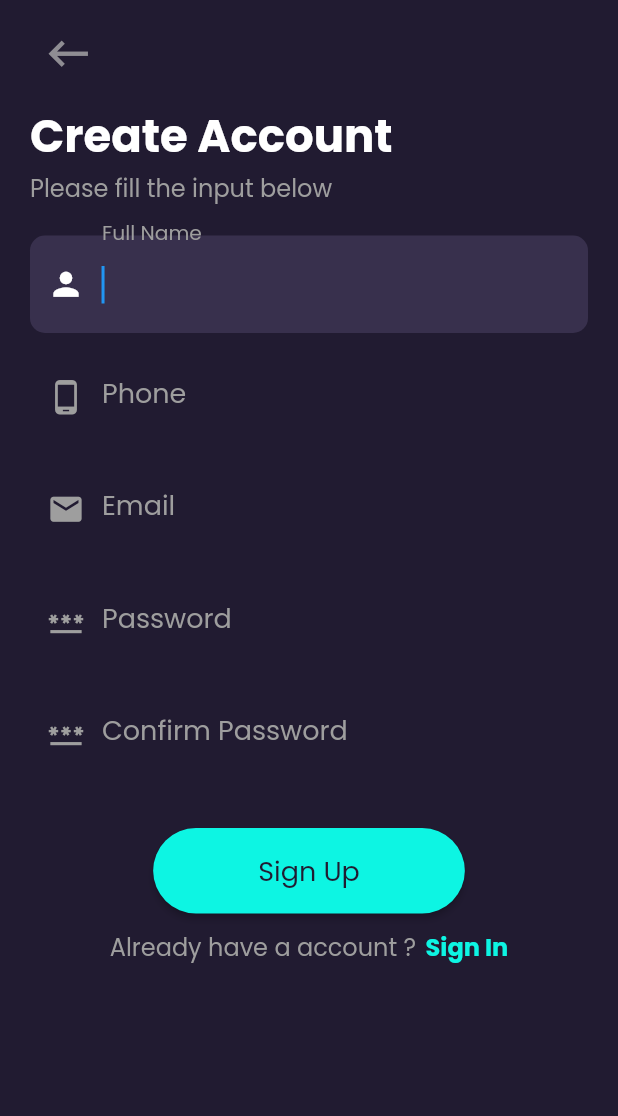
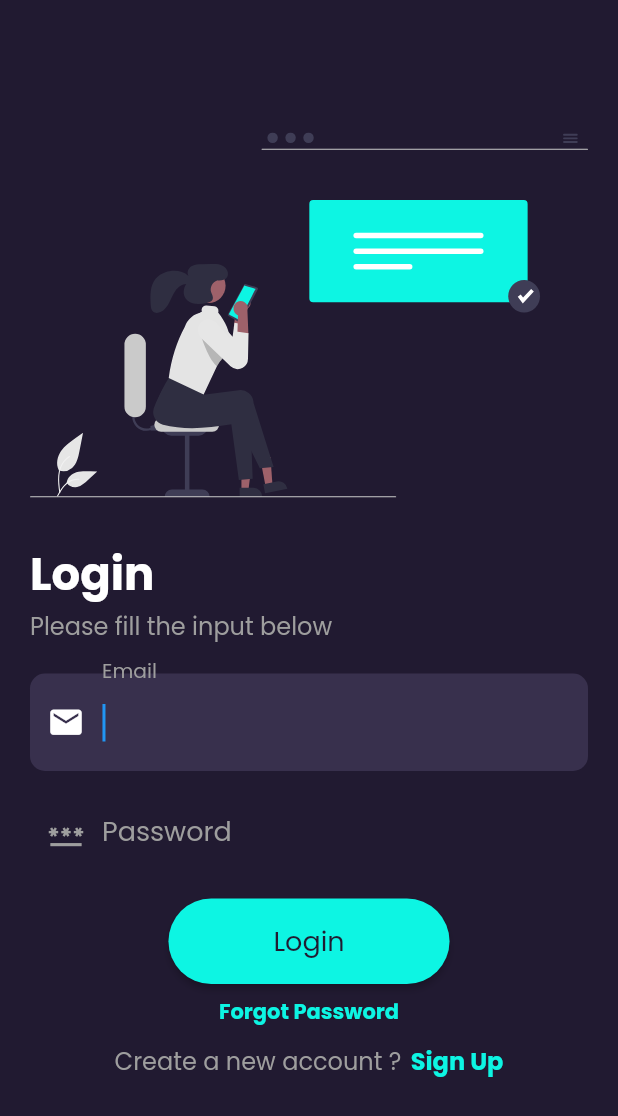
Before and after one commit to Zephyr993/Form-Validation, a Flutter app: the SignUpPage screen opened directly, after a tap on the "keyboard backspace" icon, on a phone screen of 412 x 824 dp. Shown: the top 1116 px of the screen. Run offline on Flutter 3.47's test engine with Material 2 defaults, Android fonts, the phone set to English and light mode, and no system bars; our stand-ins replace flutter_svg.

Commit message:
Design Done

```diff
--- a/form_validation/lib/main.dart
+++ b/form_validation/lib/main.dart
@@ -1,4 +1,5 @@
 import 'package:flutter/material.dart';
+import 'package:form_validation/pages/LoginPage.dart';
 import 'package:form_validation/pages/SignUp.dart';
 
 void main() {
@@ -15,7 +16,7 @@ class MyApp extends StatelessWidget {
         fontFamily: "Poppins",
       ),
       debugShowCheckedModeBanner: false,
-      home: SignUpPage(),
+      home: LoginPage(),
     );
   }
 }
--- /dev/null
+++ b/form_validation/lib/pages/HomePage.dart
@@ -0,0 +1,16 @@
+import 'package:flutter/material.dart';
+import 'package:flutter/src/widgets/framework.dart';
+import 'package:flutter/src/widgets/placeholder.dart';
+
+class HomePage extends StatelessWidget {
+  const HomePage({super.key});
+
+  @override
+  Widget build(BuildContext context) {
+    return SafeArea(
+      child: Scaffold(
+        body: Column(children: [Text("Welcome Home")]),
+      ),
+    );
+  }
+}
--- /dev/null
+++ b/form_validation/lib/pages/LoginPage.dart
@@ -0,0 +1,195 @@
+import 'package:flutter/material.dart';
+import 'package:flutter/src/widgets/framework.dart';
+import 'package:flutter/src/widgets/placeholder.dart';
+import 'package:flutter_svg/flutter_svg.dart';
+import 'package:form_validation/pages/HomePage.dart';
+import 'package:form_validation/pages/SignUp.dart';
+
+class LoginPage extends StatefulWidget {
+  @override
+  State<LoginPage> createState() => _LoginPageState();
+}
+
+class _LoginPageState extends State<LoginPage> {
+  late FocusNode myFocusEmail = FocusNode();
+  late FocusNode myFocusPassword = FocusNode();
+  bool focusedEmail = false;
+  bool focusedPassword = false;
+
+  Color _focusedColor = Color.fromRGBO(56, 48, 77, 1);
+  Color _unFocusedText = Colors.grey;
+
+  @override
+  void initState() {
+    super.initState();
+    print("hell0");
+    myFocusPassword = FocusNode();
+    myFocusEmail = FocusNode();
+    myFocusEmail.addListener(_focusChange);
+    myFocusPassword.addListener(_focusChange);
+  }
+
+  void _focusChange() {
+    if (myFocusEmail.hasFocus) {
+      setState(() {
+        focusedEmail = true;
+      });
+    } else {
+      setState(() {
+        focusedEmail = false;
+      });
+    }
+
+    if (myFocusPassword.hasFocus) {
+      setState(() {
+        focusedPassword = true;
+      });
+    } else {
+      setState(() {
+        focusedPassword = false;
+      });
+    }
+  }
+
+  @override
+  Widget build(BuildContext context) {
+    return Scaffold(
+      backgroundColor: Color.fromRGBO(33, 26, 49, 1),
+      body: SingleChildScrollView(
+          child: Container(
+        padding: EdgeInsets.only(left: 20, right: 20, top: 60),
+        child: Column(
+          mainAxisAlignment: MainAxisAlignment.start,
+          crossAxisAlignment: CrossAxisAlignment.start,
+          children: [
+            SvgPicture.asset(
+              'assets/images/login.svg',
+              height: 300,
+            ),
+            Text(
+              "Login",
+              style: TextStyle(
+                fontSize: 30,
+                fontWeight: FontWeight.bold,
+                color: Colors.white,
+              ),
+            ),
+            Text(
+              "Please fill the input below",
+              style: TextStyle(color: Colors.grey, fontSize: 16),
+            ),
+            SizedBox(
+              height: 20,
+            ),
+            TextFormField(
+              focusNode: myFocusEmail,
+              autofocus: true,
+              style: TextStyle(color: Colors.white, fontSize: 18),
+              decoration: InputDecoration(
+                labelText: 'Email',
+                labelStyle: TextStyle(color: _unFocusedText),
+                prefixIcon: Icon(
+                  Icons.mail,
+                  color: focusedEmail ? Colors.white : _unFocusedText,
+                  size: 25,
+                ),
+                filled: focusedEmail,
+                fillColor: _focusedColor,
+                border: OutlineInputBorder(
+                  borderRadius: BorderRadius.circular(10),
+                  borderSide: BorderSide.none,
+                ),
+              ),
+            ),
+            SizedBox(
+              height: 10,
+            ),
+            TextFormField(
+              focusNode: myFocusPassword,
+              autofocus: false,
+              style: TextStyle(color: Colors.white, fontSize: 18),
+              decoration: InputDecoration(
+                labelText: 'Password',
+                labelStyle: TextStyle(color: _unFocusedText),
+                prefixIcon: Icon(
+                  Icons.password,
+                  color: focusedPassword ? Colors.white : _unFocusedText,
+                  size: 25,
+                ),
+                filled: focusedPassword,
+                fillColor: _focusedColor,
+                border: OutlineInputBorder(
+                  borderRadius: BorderRadius.circular(10),
+                  borderSide: BorderSide.none,
+                ),
+              ),
+            ),
+            SizedBox(
+              height: 10,
+            ),
+            Center(
+              child: Column(children: [
+                ElevatedButton(
+                  style: ElevatedButton.styleFrom(
+                      shape: RoundedRectangleBorder(
+                          borderRadius: BorderRadius.circular(30.0)),
+                      padding:
+                          EdgeInsets.symmetric(horizontal: 70, vertical: 15),
+                      backgroundColor: Color.fromRGBO(13, 245, 227, 1)),
+                  onPressed: () {
+                    Navigator.push(context,
+                        MaterialPageRoute(builder: ((context) => HomePage())));
+                  },
+                  child: Text(
+                    "Login",
+                    style: TextStyle(
+                      fontSize: 18,
+                      color: Color.fromRGBO(33, 27, 49, 1),
+                    ),
+                  ),
+                ),
+                SizedBox(
+                  height: 8,
+                ),
+                Text(
+                  "Forgot Password",
+                  style: TextStyle(
+                      color: Color.fromRGBO(13, 245, 227, 1),
+                      fontWeight: FontWeight.bold),
+                ),
+                SizedBox(
+                  height: 10,
+                ),
+                Row(
+                  mainAxisAlignment: MainAxisAlignment.center,
+                  children: [
+                    Text(
+                      "Create a new account ? ",
+                      style: TextStyle(fontSize: 16, color: _unFocusedText),
+                    ),
+                    SizedBox(
+                      width: 2,
+                    ),
+                    GestureDetector(
+                      onTap: () => {
+                        Navigator.push(
+                            context,
+                            MaterialPageRoute(
+                                builder: (context) => SignUpPage()))
+                      },
+                      child: Text("Sign Up",
+                          style: TextStyle(
+                              fontWeight: FontWeight.bold,
+                              fontSize: 16,
+                              color: Color.fromRGBO(13, 245, 227, 1))),
+                    ),
+                  ],
+                ),
+              ]),
+            )
+          ],
+        ),
+      )),
+    );
+  }
+}
--- a/form_validation/lib/pages/SignUp.dart
+++ b/form_validation/lib/pages/SignUp.dart
@@ -114,7 +114,9 @@ class _SignUpPageState extends State<SignUpPage> {
                   IconButton(
                       icon: Icon(Icons.keyboard_backspace,
                           size: 35, color: Color.fromRGBO(143, 141, 147, 1)),
-                      onPressed: () {}),
+                      onPressed: () {
+                        Navigator.pop(context);
+                      }),
                   SizedBox(
                     height: 10,
                   ),
@@ -280,11 +282,14 @@ class _SignUpPageState extends State<SignUpPage> {
                           SizedBox(
                             width: 2,
                           ),
-                          Text("Sign In",
-                              style: TextStyle(
-                                  fontWeight: FontWeight.bold,
-                                  fontSize: 16,
-                                  color: Color.fromRGBO(13, 245, 227, 1))),
+                          GestureDetector(
+                            onTap: () => {Navigator.pop(context)},
+                            child: Text("Sign In",
+                                style: TextStyle(
+                                    fontWeight: FontWeight.bold,
+                                    fontSize: 16,
+                                    color: Color.fromRGBO(13, 245, 227, 1))),
+                          ),
                         ],
                       ),
                     ]),
--- a/form_validation/pubspec.yaml
+++ b/form_validation/pubspec.yaml
@@ -35,6 +35,7 @@ dependencies:
   # The following adds the Cupertino Icons font to your application.
   # Use with the CupertinoIcons class for iOS style icons.
   cupertino_icons: ^1.0.2
+  flutter_svg: ^2.0.2
 
 dev_dependencies:
   flutter_test:
@@ -59,8 +60,8 @@ flutter:
   uses-material-design: true
 
   # To add assets to your application, add an assets section, like this:
-  # assets:
-  #   - images/a_dot_burr.jpeg
+  assets:
+    - assets/images/
   #   - images/a_dot_ham.jpeg
 
   # An image asset can refer to one or more resolution-specific "variants", see
```
Also changed, not shown: form_validation/assets/images/login.png (added), form_validation/assets/images/login.svg (added), form_validation/pubspec.lock.
